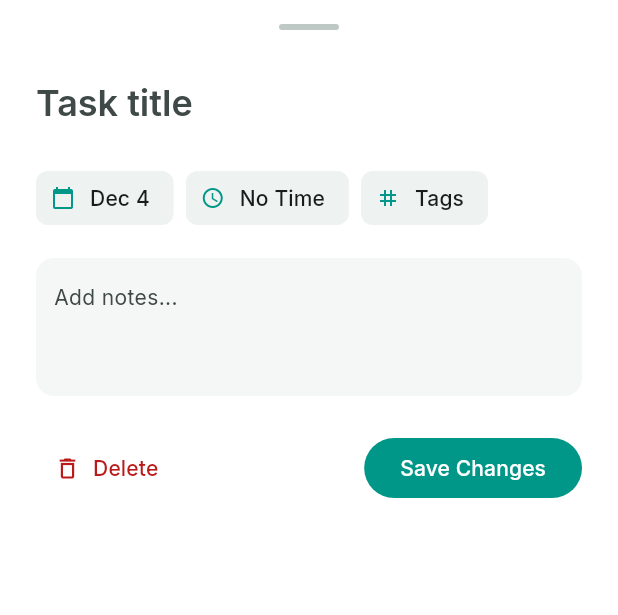
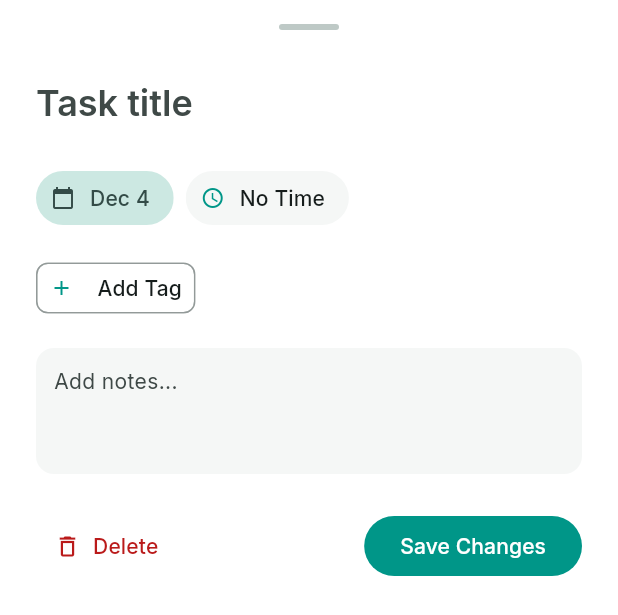
Before and after one commit to Camelia727/Velist, a Flutter app: the TaskDetailSheet widget shown alone on an empty page, opened directly with empty values, on a phone screen of 412 x 824 dp. Shown: the top 615 px of the screen. Run offline on Flutter 3.47's test engine with Material 3 defaults, Android fonts, the phone set to English and light mode, and no system bars; our stand-ins replace flutter_hooks, flutter_slidable, gap, go_router, google_fonts, hive and 2 more; missing offline and left inert: window_manager; accounts and stored records are empty.

Commit message:
feature(ui): 在详情面板中添加tag编辑

```diff
--- a/velist/lib/features/task/presentation/widgets/task_detail_sheet.dart
+++ b/velist/lib/features/task/presentation/widgets/task_detail_sheet.dart
@@ -14,16 +14,16 @@ class TaskDetailSheet extends HookConsumerWidget {
   @override
   Widget build(BuildContext context, WidgetRef ref) {
     final theme = Theme.of(context);
+    final colorScheme = theme.colorScheme;
 
-    // Hooks: 管理输入框状态
+    // Hooks
     final titleController = useTextEditingController(text: task.title);
     final descController = useTextEditingController(text: task.description);
 
-    // Hooks: 管理临时状态 (日期/时间)，点击保存前不写入 Hive
     final selectedDate = useState<DateTime?>(task.dueDate);
     final hasTime = useState<bool>(task.hasTime);
+    final tags = useState<List<String>>(List.from(task.tags));
 
-    // 保存逻辑
     void handleSave() {
       ref.read(taskControllerProvider).updateTask(
         task,
@@ -31,11 +31,11 @@ class TaskDetailSheet extends HookConsumerWidget {
         description: descController.text,
         dueDate: selectedDate.value,
         hasTime: hasTime.value,
+        tags: tags.value,
       );
-      Navigator.pop(context); // 关闭弹窗
+      Navigator.pop(context);
     }
 
-    // 日期选择器逻辑
     Future<void> pickDate() async {
       final now = DateTime.now();
       final picked = await showDatePicker(
@@ -49,21 +49,68 @@ class TaskDetailSheet extends HookConsumerWidget {
       }
     }
 
-    // 切换是否包含时间 (简单版：点一下变成今天/明天 9:00，或者清除时间)
-    // 实际项目中建议用专门的 DateTimePicker 库，这里用原生组件模拟
     Future<void> pickTime() async {
        if (selectedDate.value == null) {
          selectedDate.value = DateTime.now();
        }
-      final picked =
-          await showTimePicker(context: context, initialTime: TimeOfDay.now());
+       final picked = await showTimePicker(
+         context: context,
+         initialTime: TimeOfDay.now()
+       );
 
        if (picked != null) {
          final d = selectedDate.value!;
-        selectedDate.value =
-            DateTime(d.year, d.month, d.day, picked.hour, picked.minute);
+         selectedDate.value = DateTime(d.year, d.month, d.day, picked.hour, picked.minute);
          hasTime.value = true;
        }
+    }
+
+    void addTag(String newTag) {
+      final cleanTag = newTag.trim();
+      if (cleanTag.isNotEmpty && !tags.value.contains(cleanTag)) {
+        tags.value = [...tags.value, cleanTag];
+      }
+    }
+
+    void removeTag(String tag) {
+      final newList = List<String>.from(tags.value);
+      newList.remove(tag);
+      tags.value = newList;
+    }
+
+    Future<void> showAddTagDialog() async {
+      final textController = TextEditingController();
+      await showDialog(
+        context: context,
+        builder: (ctx) => AlertDialog(
+          title: const Text("Add Tag"),
+          content: TextField(
+            controller: textController,
+            autofocus: true,
+            decoration: const InputDecoration(
+              hintText: "e.g. Work",
+              border: OutlineInputBorder(),
+            ),
+            onSubmitted: (val) {
+              addTag(val);
+              Navigator.pop(ctx);
+            },
+          ),
+          actions: [
+            TextButton(
+              onPressed: () => Navigator.pop(ctx),
+              child: const Text("Cancel"),
+            ),
+            FilledButton(
+              onPressed: () {
+                addTag(textController.text);
+                Navigator.pop(ctx);
+              },
+              child: const Text("Add"),
+            ),
+          ],
+        ),
+      );
     }
 
     return Container(
@@ -71,7 +118,7 @@ class TaskDetailSheet extends HookConsumerWidget {
         left: 24,
         right: 24,
         top: 16,
-          bottom: MediaQuery.of(context).viewInsets.bottom + 24 // 键盘避让
+        bottom: MediaQuery.of(context).viewInsets.bottom + 24
       ),
       decoration: BoxDecoration(
         color: theme.scaffoldBackgroundColor,
@@ -81,24 +128,23 @@ class TaskDetailSheet extends HookConsumerWidget {
         mainAxisSize: MainAxisSize.min,
         crossAxisAlignment: CrossAxisAlignment.start,
         children: [
-          // 1. 顶部把手
+          // Handle
           Center(
             child: Container(
               width: 40,
               height: 4,
               decoration: BoxDecoration(
-                color: theme.colorScheme.outlineVariant,
+                color: colorScheme.outlineVariant,
                 borderRadius: BorderRadius.circular(2),
               ),
             ),
           ),
           const Gap(24),
 
-          // 2. 标题输入
+          // Title
           TextField(
             controller: titleController,
-            style: theme.textTheme.headlineSmall
-                ?.copyWith(fontWeight: FontWeight.w600),
+            style: theme.textTheme.headlineSmall?.copyWith(fontWeight: FontWeight.w600),
             decoration: const InputDecoration(
               hintText: "Task title",
               border: InputBorder.none,
@@ -110,72 +156,113 @@ class TaskDetailSheet extends HookConsumerWidget {
 
           const Gap(16),
 
-          // 3. 属性栏 (日期, 时间, Tag占位)
+          // Properties (Date/Time) - 修复版
           SingleChildScrollView(
             scrollDirection: Axis.horizontal,
             child: Row(
               children: [
-                // 日期 Chip
-                ActionChip(
-                  avatar: const Icon(Icons.calendar_today, size: 16),
-                  label: Text(selectedDate.value == null
+                // Date Chip
+                FilterChip(
+                  // 1. 禁用打钩图标，防止重叠
+                  showCheckmark: false,
+                  // 2. 左侧图标：选中时加深颜色，未选中时灰色
+                  avatar: Icon(
+                    Icons.calendar_today,
+                    size: 16,
+                    color: selectedDate.value != null ? colorScheme.onSecondaryContainer : colorScheme.primary
+                  ),
+                  label: Text(
+                    selectedDate.value == null
                       ? 'No Date'
-                      : DateFormat('MMM d').format(selectedDate.value!)),
-                  onPressed: pickDate,
-                  backgroundColor: theme.colorScheme.surfaceContainerHighest
-                      .withValues(alpha: 0.5),
+                      : DateFormat('MMM d').format(selectedDate.value!)
+                  ),
+                  // 3. 选中逻辑
+                  selected: selectedDate.value != null,
+                  onSelected: (_) => pickDate(),
+                  // 4. 颜色样式自定义
+                  backgroundColor: colorScheme.surfaceContainerHighest.withValues(alpha: 0.3),
+                  selectedColor: colorScheme.secondaryContainer,
+                  labelStyle: TextStyle(
+                    color: selectedDate.value != null
+                        ? colorScheme.onSecondaryContainer
+                        : colorScheme.onSurface,
+                  ),
                   side: BorderSide.none,
-                  shape: RoundedRectangleBorder(
-                      borderRadius: BorderRadius.circular(8)),
+                  shape: RoundedRectangleBorder(borderRadius: BorderRadius.circular(20)),
                 ),
 
                 const Gap(8),
 
-                // 时间 Chip
-                ActionChip(
-                  avatar: const Icon(Icons.access_time, size: 16),
-                  label: Text((hasTime.value && selectedDate.value != null)
+                // Time Chip
+                FilterChip(
+                  showCheckmark: false, // 修复重叠
+                  avatar: Icon(
+                    Icons.access_time,
+                    size: 16,
+                    color: hasTime.value ? colorScheme.onSecondaryContainer : colorScheme.primary
+                  ),
+                  label: Text(
+                     (hasTime.value && selectedDate.value != null)
                         ? DateFormat('HH:mm').format(selectedDate.value!)
-                      : 'No Time'),
-                  onPressed: pickTime, // 简单调用 TimePicker
-                  backgroundColor: theme.colorScheme.surfaceContainerHighest
-                      .withValues(alpha: 0.5),
+                        : 'No Time'
+                  ),
+                  selected: hasTime.value,
+                  onSelected: (_) => pickTime(),
+                  backgroundColor: colorScheme.surfaceContainerHighest.withValues(alpha: 0.3),
+                  selectedColor: colorScheme.secondaryContainer,
+                  labelStyle: TextStyle(
+                    color: hasTime.value
+                        ? colorScheme.onSecondaryContainer
+                        : colorScheme.onSurface,
+                  ),
                   side: BorderSide.none,
-                  shape: RoundedRectangleBorder(
-                      borderRadius: BorderRadius.circular(8)),
-                ),
-
-                const Gap(8),
-
-                // Tag 占位 (Phase 4)
-                ActionChip(
-                  avatar: const Icon(Icons.tag, size: 16),
-                  label: const Text('Tags'),
-                  onPressed: () {
-                    // TODO: Implement Tag Picker
-                    ScaffoldMessenger.of(context).showSnackBar(
-                      const SnackBar(
-                          content: Text('Tag system coming in Phase 4'),
-                          duration: Duration(seconds: 1)),
-                    );
-                  },
-                  backgroundColor: theme.colorScheme.surfaceContainerHighest
-                      .withValues(alpha: 0.5),
-                  side: BorderSide.none,
-                  shape: RoundedRectangleBorder(
-                      borderRadius: BorderRadius.circular(8)),
+                  shape: RoundedRectangleBorder(borderRadius: BorderRadius.circular(20)),
                 ),
               ],
             ),
           ),
 
+          const Gap(12),
+
+          // Tags Area
+          Wrap(
+            spacing: 8,
+            runSpacing: 0,
+            crossAxisAlignment: WrapCrossAlignment.center,
+            children: [
+              ...tags.value.map((tag) => InputChip(
+                label: Text(tag),
+                labelStyle: TextStyle(
+                  color: colorScheme.secondary,
+                  fontWeight: FontWeight.w500,
+                  fontSize: 12,
+                ),
+                backgroundColor: colorScheme.secondaryContainer.withValues(alpha: 0.5),
+                deleteIcon: Icon(Icons.close, size: 14, color: colorScheme.secondary),
+                onDeleted: () => removeTag(tag),
+                side: BorderSide.none,
+                shape: RoundedRectangleBorder(borderRadius: BorderRadius.circular(8)),
+              )),
+
+              ActionChip(
+                label: const Text("Add Tag"),
+                avatar: const Icon(Icons.add, size: 16),
+                onPressed: showAddTagDialog,
+                backgroundColor: Colors.transparent,
+                side: BorderSide(color: colorScheme.outline.withValues(alpha: 0.5)),
+                shape: RoundedRectangleBorder(borderRadius: BorderRadius.circular(8)),
+                padding: const EdgeInsets.all(0),
+              ),
+            ],
+          ),
+
           const Gap(16),
 
-          // 4. 描述输入
+          // Notes
           Container(
-            padding: const EdgeInsets.all(12),
+            padding: const EdgeInsets.symmetric(horizontal: 12, vertical: 8),
             decoration: BoxDecoration(
-              color: theme.colorScheme.surfaceContainerHighest.withValues(alpha: 0.3),
+              color: colorScheme.surfaceContainerHighest.withValues(alpha: 0.3),
               borderRadius: BorderRadius.circular(12),
             ),
             child: TextField(
@@ -193,23 +280,19 @@ class TaskDetailSheet extends HookConsumerWidget {
 
           const Gap(24),
 
-          // 5. 底部操作栏
+          // Actions
           Row(
             mainAxisAlignment: MainAxisAlignment.spaceBetween,
             children: [
-              // 删除按钮
               TextButton.icon(
                 onPressed: () {
                   ref.read(taskControllerProvider).deleteTask(task);
                   Navigator.pop(context);
                 },
-                icon:
-                    Icon(Icons.delete_outline, color: theme.colorScheme.error),
-                label: Text("Delete",
-                    style: TextStyle(color: theme.colorScheme.error)),
+                icon: Icon(Icons.delete_outline, color: colorScheme.error),
+                label: Text("Delete", style: TextStyle(color: colorScheme.error)),
               ),
 
-              // 保存按钮
               FilledButton(
                 onPressed: handleSave,
                 child: const Text("Save Changes"),
```
Lines whose indentation alone changed are shown as unchanged.
